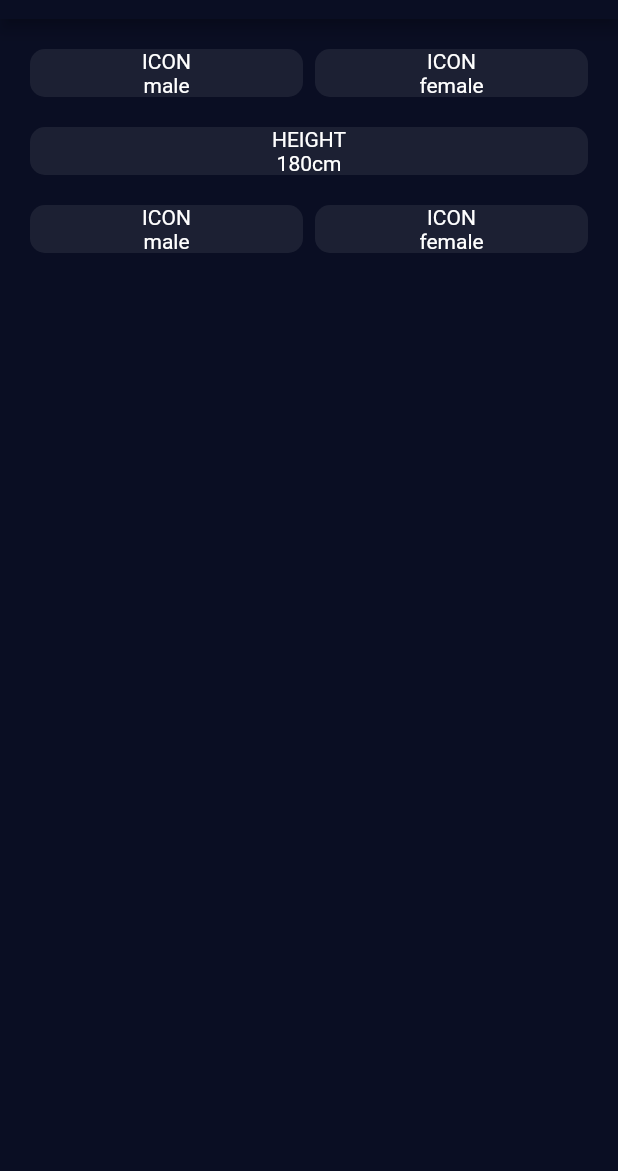
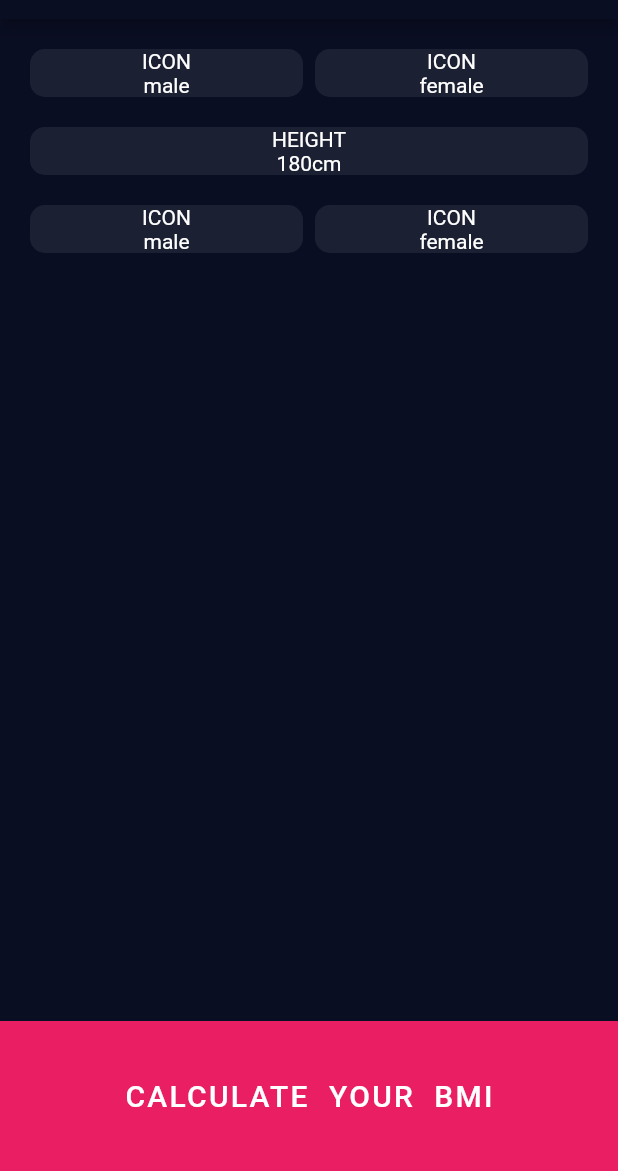
Before and after one commit to piotrstanny/flutter-bmi-calculator, a Flutter app: the screen it shows after launch, on a phone screen of 412 x 824 dp, the part 65-1236 px from its top. Run offline on Flutter 3.47's test engine with Material 2 defaults, Android fonts, the phone set to English and light mode, and no system bars.

Commit message:
Lay out bottom button

```diff
--- a/lib/input_page.dart
+++ b/lib/input_page.dart
@@ -117,6 +117,32 @@ class _InputPageState extends State<InputPage> {
           ],
         ),
       ),
+      bottomNavigationBar: SizedBox(
+        height: 100.0,
+        width: double.infinity,
+        child: RaisedButton(
+          padding: EdgeInsets.all(0.0),
+          onPressed: null,
+          child: Container(
+            width: double.infinity,
+            height: double.infinity,
+            padding: EdgeInsets.all(0.0),
+            decoration: BoxDecoration(
+              color: Colors.pink,
+            ),
+            child: Center(
+              child: Text(
+                'CALCULATE  YOUR  BMI',
+                style: TextStyle(
+                  fontSize: 20.0,
+                  letterSpacing: 1.5,
+                  color: Colors.white,
+                ),
+              ),
+            ),
+          ),
+        ),
+      ),
     );
   }
 }
```
